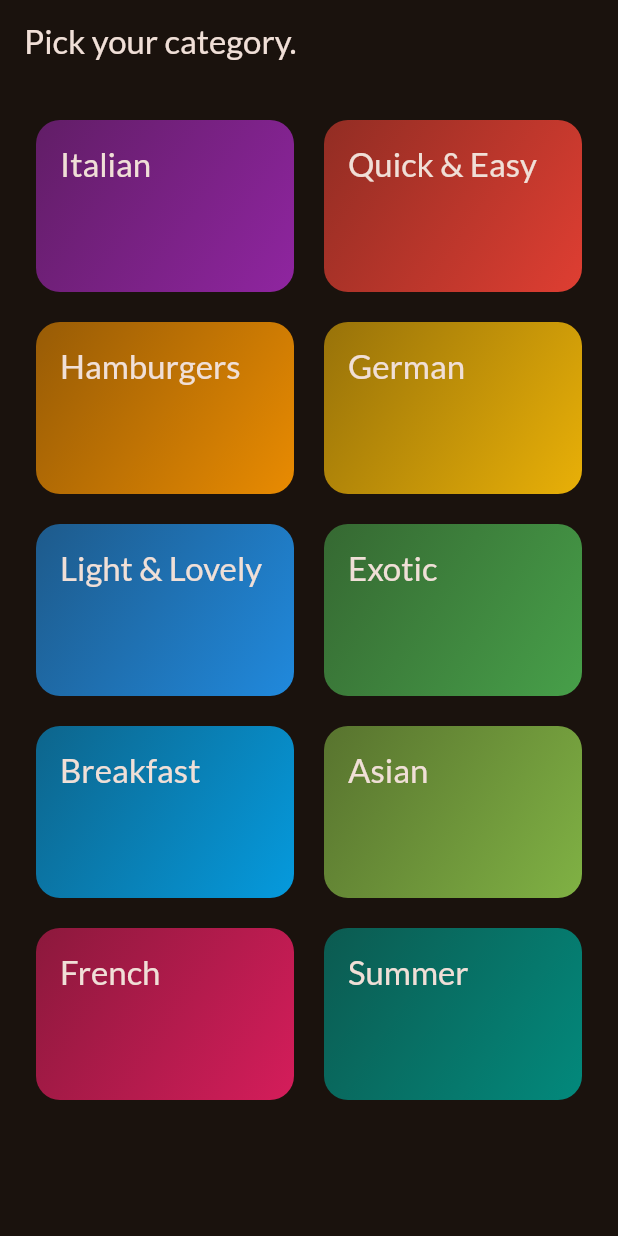
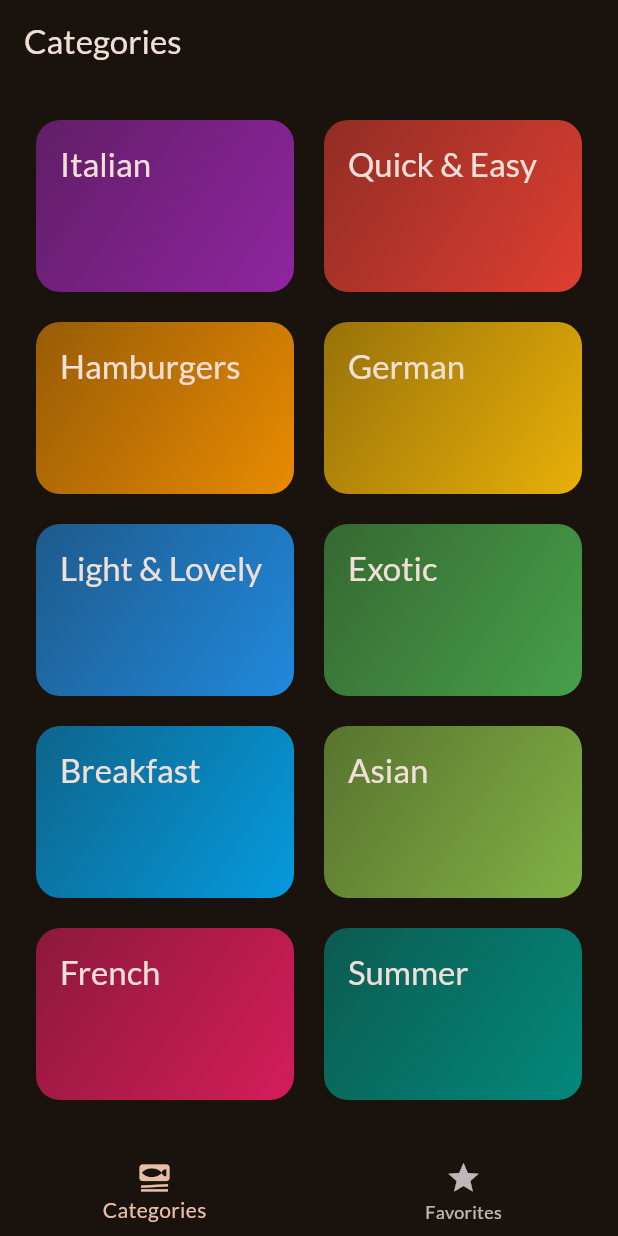
Before and after one commit to sweihmuller/meals_app, a Flutter app: the screen it shows after launch, on a phone screen of 412 x 824 dp. Run offline on Flutter 3.47's test engine with Material 3 defaults, Android fonts, the phone set to English and light mode, and no system bars; our stand-ins replace google_fonts, transparent_image.

Commit message:
Add tab-based navigation

```diff
--- a/lib/main.dart
+++ b/lib/main.dart
@@ -1,7 +1,7 @@
 import 'package:flutter/material.dart';
 
 import 'package:google_fonts/google_fonts.dart';
-import 'package:meals_app/screens/categories.dart';
+import 'package:meals_app/screens/tabs.dart';
 
 final theme = ThemeData(
   useMaterial3: true,
@@ -21,6 +21,6 @@ class App extends StatelessWidget {
 
   @override
   Widget build(BuildContext context) {
-    return MaterialApp(theme: theme, home: CategoriesScreen());
+    return MaterialApp(theme: theme, home: TabsScreen());
   }
 }
--- a/lib/screens/categories.dart
+++ b/lib/screens/categories.dart
@@ -22,9 +22,7 @@ class CategoriesScreen extends StatelessWidget {
 
   @override
   Widget build(BuildContext context) {
-    return Scaffold(
-      appBar: AppBar(title: const Text('Pick your category.')),
-      body: GridView(
+    return GridView(
       padding: const EdgeInsets.all(24),
       gridDelegate: SliverGridDelegateWithFixedCrossAxisCount(
         crossAxisCount: 2,
@@ -41,7 +39,6 @@ class CategoriesScreen extends StatelessWidget {
             },
           ),
       ],
-      ),
     );
   }
 }
--- /dev/null
+++ b/lib/screens/tabs.dart
@@ -0,0 +1,52 @@
+import 'package:flutter/material.dart';
+import 'package:meals_app/screens/categories.dart';
+import 'package:meals_app/screens/meals.dart';
+
+class TabsScreen extends StatefulWidget {
+  const TabsScreen({super.key});
+
+  @override
+  State<StatefulWidget> createState() {
+    return _TabsScreen();
+  }
+}
+
+class _TabsScreen extends State<TabsScreen> {
+  int _selectedPageIndex = 0;
+
+  void _selectPage(int index) {
+    setState(() {
+      _selectedPageIndex = index;
+    });
+  }
+
+  @override
+  Widget build(BuildContext context) {
+    Widget activePage = const CategoriesScreen();
+    String activePageTitle = 'Categories';
+
+    if (_selectedPageIndex == 1) {
+      activePage = MealsScreen(meals: []);
+      activePageTitle = 'Your favorites';
+    }
+
+    return Scaffold(
+      appBar: AppBar(title: Text(activePageTitle)),
+      body: activePage,
+
+      bottomNavigationBar: BottomNavigationBar(
+        items: [
+          BottomNavigationBarItem(
+            icon: Icon(Icons.set_meal),
+            label: 'Categories',
+          ),
+          BottomNavigationBarItem(icon: Icon(Icons.star), label: 'Favorites'),
+        ],
+        onTap: (index) {
+          _selectPage(index);
+        },
+        currentIndex: _selectedPageIndex,
+      ),
+    );
+  }
+}
```
Also changed, not shown: lib/screens/meals.dart (+7 -4 lines). Lines whose indentation alone changed are shown as unchanged.
